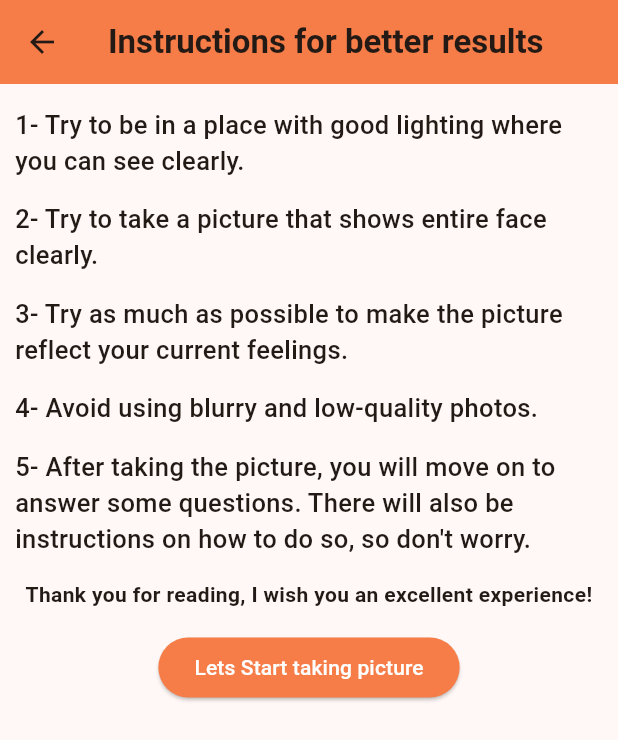
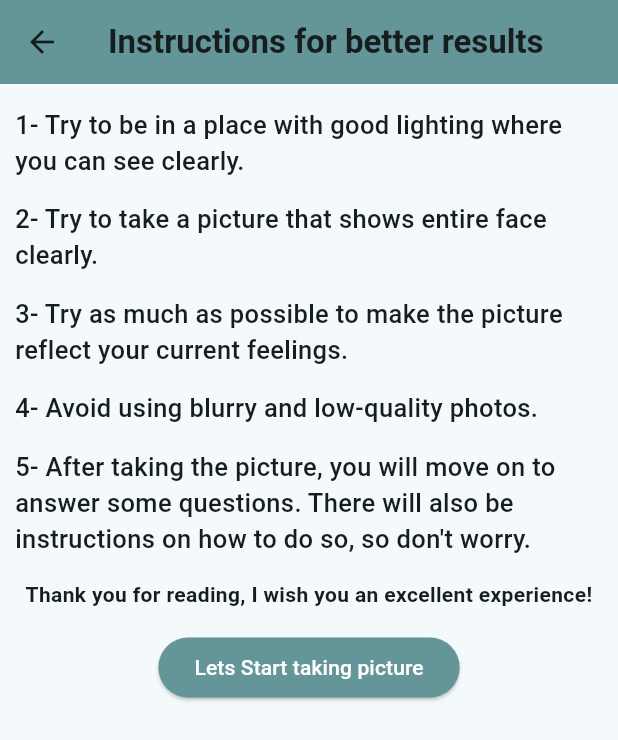
Before and after one commit to KhalidEl-MariAa/EmoWave, a Flutter app: the ImageInstructionsScreen screen opened by its route, on a phone screen of 412 x 824 dp. Shown: the top 740 px of the screen. Run offline on Flutter 3.47's test engine with Material 3 defaults, Android fonts, the light colour scheme and no system bars; our stand-ins replace awesome_dialog, cached_network_image, dio, flutter_bloc, flutter_rating_bar, image_picker and 4 more; missing offline and left inert: flutter_sound, ripple_wave; network calls fail.

Commit message:
change usable color

```diff
--- a/lib/core/usable.dart
+++ b/lib/core/usable.dart
@@ -1,7 +1,7 @@
 import 'package:flutter/material.dart';
 
 abstract class Usable {
-  static Color? color = const Color(0xffF67D48);
+  static Color? color = const Color(0xff649599);
   static Map languages = {
     "en": "English",
     "fr": "French",
```
